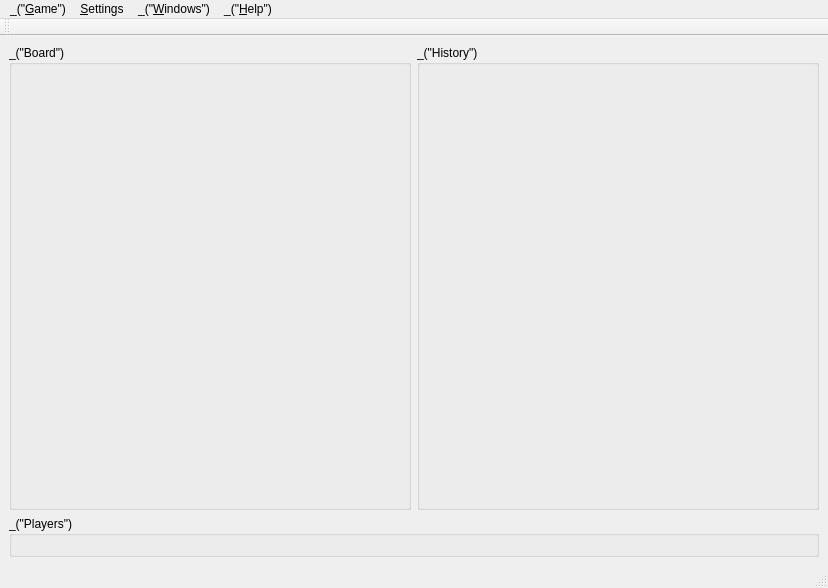
Qt form qt/ui/main_window.ui (cjlano/eliot) before a commit.
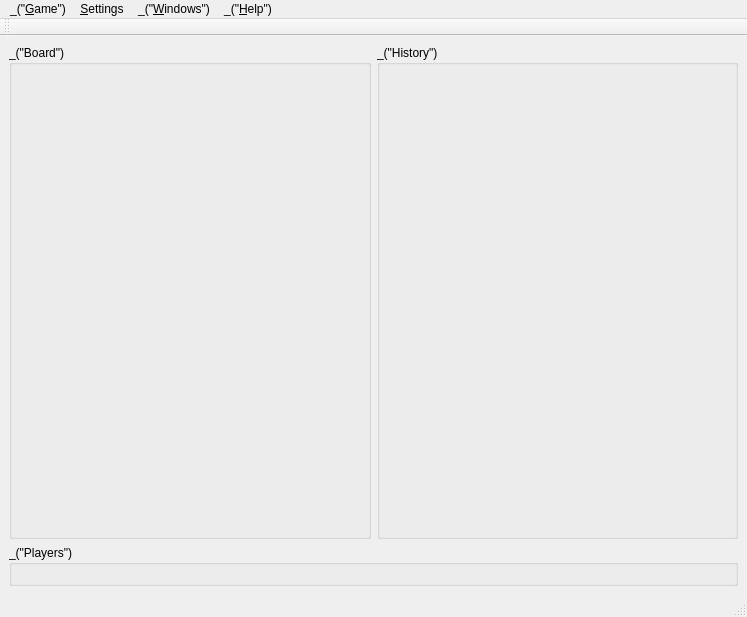
The same form after that commit. Icons and pictures are not drawn.

Patch:
```diff
--- a/qt/ui/main_window.ui
+++ b/qt/ui/main_window.ui
@@ -5,8 +5,8 @@
    <rect>
     <x>0</x>
     <y>0</y>
-    <width>828</width>
-    <height>588</height>
+    <width>747</width>
+    <height>617</height>
    </rect>
   </property>
   <property name="windowTitle" >
@@ -62,7 +62,7 @@
     <rect>
      <x>0</x>
      <y>0</y>
-     <width>828</width>
+     <width>747</width>
      <height>29</height>
     </rect>
    </property>
```
